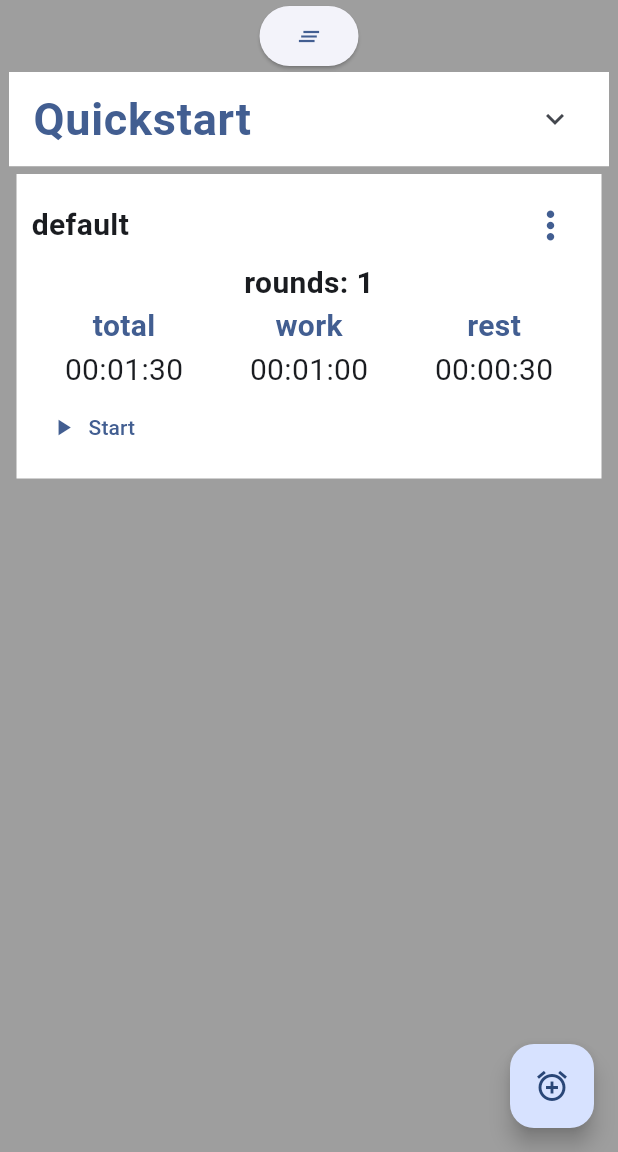
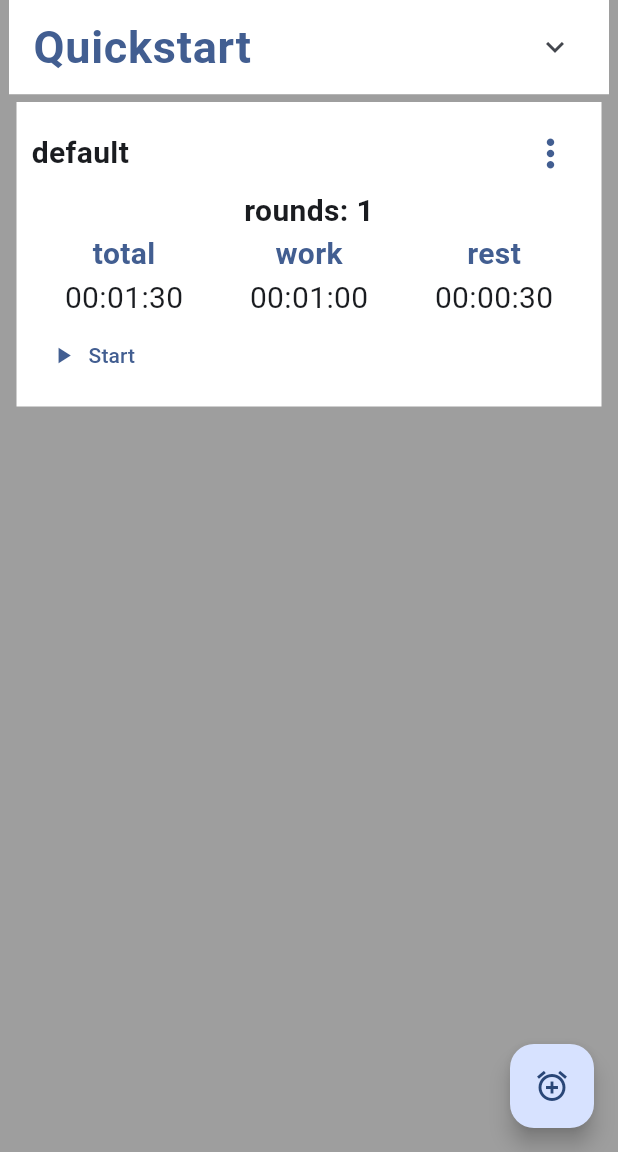
Before and after one commit to kcmurray1/fitness_app, a Flutter app: the screen it shows after launch, on a phone screen of 412 x 824 dp, the part 84-1236 px from its top. Run offline on Flutter 3.47's test engine with Material 3 defaults, Android fonts, the phone set to English and light mode, and no system bars.

```diff
--- a/lib/common/widgets/time_display.dart
+++ b/lib/common/widgets/time_display.dart
@@ -74,6 +74,7 @@ class _TimeDisplayFieldState extends State<TimeDisplayField> {
     int hours = int.tryParse(_hoursController.text) ?? 0;
     int minutes = int.tryParse(_minutesController.text) ?? 0;
     int seconds = int.tryParse(_secondsController.text) ?? 0;
+
     Duration newDuration = Duration(
       hours: hours,
       minutes: minutes,
@@ -85,6 +86,9 @@ class _TimeDisplayFieldState extends State<TimeDisplayField> {
   @override
   void dispose()
   {
+     _hoursController.removeListener(_updateDuration);
+    _secondsController.removeListener(_updateDuration);
+    _minutesController.removeListener(_updateDuration);
     _hoursController.dispose();
     _minutesController.dispose();
     _secondsController.dispose();
--- a/lib/main.dart
+++ b/lib/main.dart
@@ -2,14 +2,16 @@ import 'package:flutter/material.dart';
 import 'package:fitness_app/pages/map_page/map.dart';
 import 'package:flutter/services.dart';
 import 'package:fitness_app/pages/timer_select_page/timer_select_page.dart';
+import 'package:fitness_app/pages/settings_page/settings_page.dart';
 
 void main() {
   runApp(const MyApp());
 }
 
 enum Page {
+  timerSelection,
   map,
-  timerSelection,
+  settings,
 }
 
 class MyApp extends StatelessWidget {
@@ -51,6 +53,7 @@ class MyHomePage extends StatefulWidget {
 class _MyHomePageState extends State<MyHomePage> {
 
   Page pageIndex = Page.timerSelection;
+  TextStyle textStyle = TextStyle(fontSize: 20);
   bool displayMenu = false;
   @override
   Widget build(BuildContext context) {
@@ -59,8 +62,8 @@ class _MyHomePageState extends State<MyHomePage> {
 
     switch(pageIndex)
     {
-      // case Page.timer:
-      //   page = TimerPage();
+      case Page.settings:
+        page = SettingsPage();
       case Page.map:
         page = MapPage();
       case Page.timerSelection:
@@ -113,27 +116,21 @@ class _MyHomePageState extends State<MyHomePage> {
                   backgroundColor: Theme.of(context).colorScheme.primaryFixedDim,
                   extended: constraints.maxWidth >= 400,
                   destinations: [
-                    // NavigationRailDestination(
-                    //   icon: Icon(Icons.access_time_outlined),
-                    //   label: Text(
-                    //     "Timer",
-                    //     style: TextStyle(fontSize: 20)
-                    //   ),
-                    // ),
+                    NavigationRailDestination(
+                      icon: Icon(Icons.timer),
+                      label: Text(
+                        "Timer",
+                        style: textStyle,
+                      )
+                    ),
                     NavigationRailDestination(
                       icon: Icon(Icons.map),
                       label: Text(
                         "Map",
-                        style: TextStyle(fontSize: 20),
+                        style: textStyle,
                       )
                     ),
-                    NavigationRailDestination(
-                      icon: Icon(Icons.timer),
-                      label: Text(
-                        "timer",
-                        style: TextStyle(fontSize: 20),
-                      )
-                    )
+                    NavigationRailDestination(icon: Icon(Icons.settings), label: Text("Settings", style: textStyle))
                   ],
                   selectedIndex: pageIndex.index,
                   onDestinationSelected: (value)
--- a/lib/pages/timer_select_page/timer_select_page.dart
+++ b/lib/pages/timer_select_page/timer_select_page.dart
@@ -241,7 +241,7 @@ class _TimerSelectPageState extends State<TimerSelectPage>
       body: Center(
         child: Column(
           children: [
-            ElevatedButton(onPressed: () => _clearData(), child: Icon(Icons.clear_all)),
+            // ElevatedButton(onPressed: () => _clearData(), child: Icon(Icons.clear_all)),
             Flexible(
               child: SizedBox(
                 width: 400,
--- a/pubspec.yaml
+++ b/pubspec.yaml
@@ -66,7 +66,6 @@ flutter:
   # To add assets to your application, add an assets section, like this:
   assets:
     - assets/timer_presets.json
-    - assets/day2_howdoimaketheinstrumentssoundgood.mp3
 
   # An image asset can refer to one or more resolution-specific "variants", see
   # https://flutter.dev/to/resolution-aware-images
```
Also changed, not shown: lib/pages/settings_page/settings_page.dart (added, +28 -0 lines), 3 other files.
